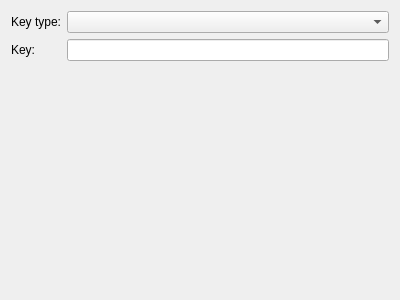
This is AESEncoder/Source/AESEncoder/UI/AESEncoderView.ui in MaxGarden/AESEncoder as Qt 5 draws it before an edit. The edited form follows.
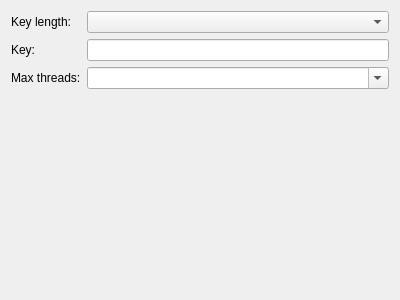
This is the edited form.

Commit message: Added ability to specify number of thread workers.

The edit to the form file:
```diff
--- a/AESEncoder/Source/AESEncoder/UI/AESEncoderView.ui
+++ b/AESEncoder/Source/AESEncoder/UI/AESEncoderView.ui
@@ -19,7 +19,7 @@
      <item row="0" column="0">
       <widget class="QLabel" name="label">
        <property name="text">
-        <string>Key type:</string>
+        <string>Key length:</string>
        </property>
       </widget>
      </item>
@@ -44,6 +44,23 @@
        </property>
       </widget>
      </item>
+     <item row="2" column="0">
+      <widget class="QLabel" name="label_3">
+       <property name="text">
+        <string>Max threads:</string>
+       </property>
+      </widget>
+     </item>
+     <item row="2" column="1">
+      <widget class="QComboBox" name="m_MaxThreadsNumberComboBox">
+       <property name="editable">
+        <bool>true</bool>
+       </property>
+       <property name="insertPolicy">
+        <enum>QComboBox::InsertAlphabetically</enum>
+       </property>
+      </widget>
+     </item>
     </layout>
    </item>
   </layout>
```
Left out of the diff: 17 changed lines with no effect on the pictures. The commit also changes 11 other files.
